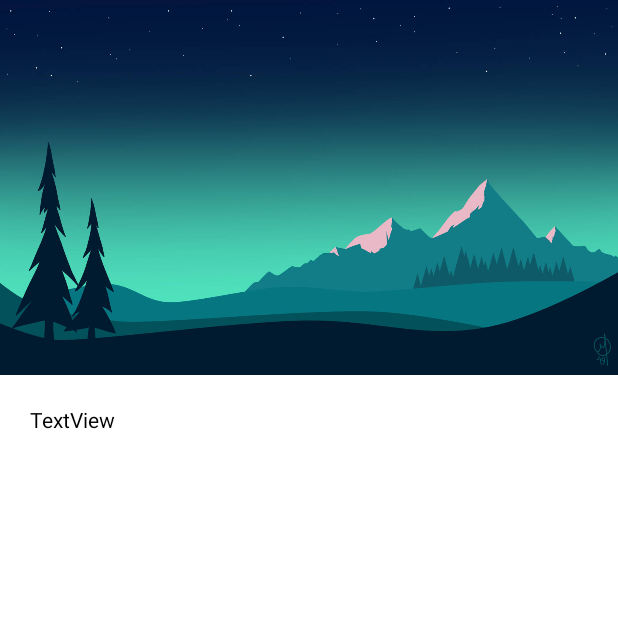
After one commit to JeffSkillRill/Physics_Project, an Android app: the Detailed_Activity_period_1 screen opened directly, with no data from a screen before it, on a phone screen of 412 x 824 dp, the top half of it. The commit adds this screen. Run offline under Robolectric (Android 15) with nearby library versions, the phone set to English and light mode, and no system bars.

Commit message:
Recycler_view_adding_done

```diff
--- a/app/src/main/AndroidManifest.xml
+++ b/app/src/main/AndroidManifest.xml
@@ -12,6 +12,9 @@
         android:supportsRtl="true"
         android:theme="@style/Theme.Physics"
         tools:targetApi="31">
+        <activity
+            android:name=".Detailed_Activity_period_1"
+            android:exported="false" />
         <activity
             android:name=".period_3"
             android:exported="false" />
--- /dev/null
+++ b/app/src/main/java/com/example/jeff_skillrill/Detailed_Activity_period_1.kt
@@ -0,0 +1,23 @@
+package com.example.jeff_skillrill
+
+import androidx.appcompat.app.AppCompatActivity
+import android.os.Bundle
+import android.widget.ImageView
+import android.widget.TextView
+
+class Detailed_Activity_period_1 : AppCompatActivity() {
+    override fun onCreate(savedInstanceState: Bundle?) {
+        super.onCreate(savedInstanceState)
+        setContentView(R.layout.activity_detailed_period1)
+
+        val event = intent.getParcelableExtra<Events>("event")
+        if (event != null)
+        {
+            val textView:TextView = findViewById(R.id.textView_demo_detailed)
+            val imageView:ImageView = findViewById(R.id.imageView_demo_detailed)
+
+            textView.text = event.name
+            imageView.setImageResource(event.image)
+        }
+    }
+}
--- a/app/src/main/java/com/example/jeff_skillrill/EventAdapter.kt
+++ b/app/src/main/java/com/example/jeff_skillrill/EventAdapter.kt
@@ -10,6 +10,7 @@ import androidx.recyclerview.widget.RecyclerView
 class EventAdapter(private var eventlist:ArrayList<Events>)
     :RecyclerView.Adapter<EventAdapter.EventViewHolder>()
 {
+    var onItemClick :((Events) -> Unit)? = null
     class EventViewHolder(itemView: View) :RecyclerView.ViewHolder(itemView)
     {
         val imageView : ImageView = itemView.findViewById(R.id.topic_image)
@@ -30,5 +31,8 @@ class EventAdapter(private var eventlist:ArrayList<Events>)
         val event = eventlist[position]
         holder.imageView.setImageResource(event.image)
         holder.textView.text = event.name
+        holder.itemView.setOnClickListener {
+            onItemClick?.invoke(event)
+        }
     }
 }
--- /dev/null
+++ b/app/src/main/res/layout/activity_detailed_period1.xml
@@ -0,0 +1,30 @@
+<?xml version="1.0" encoding="utf-8"?>
+<androidx.constraintlayout.widget.ConstraintLayout xmlns:android="http://schemas.android.com/apk/res/android"
+    xmlns:app="http://schemas.android.com/apk/res-auto"
+    xmlns:tools="http://schemas.android.com/tools"
+    android:layout_width="match_parent"
+    android:layout_height="match_parent"
+    tools:context=".Detailed_Activity_period_1">
+
+    <ImageView
+        android:id="@+id/imageView_demo_detailed"
+        android:layout_width="0dp"
+        android:layout_height="250dp"
+        android:scaleType="fitXY"
+        app:layout_constraintEnd_toEndOf="parent"
+        app:layout_constraintHorizontal_bias="0.5"
+        app:layout_constraintStart_toStartOf="parent"
+        app:layout_constraintTop_toTopOf="parent"
+        app:srcCompat="@drawable/era_back_demo" />
+
+    <TextView
+        android:id="@+id/textView_demo_detailed"
+        android:layout_width="wrap_content"
+        android:layout_height="wrap_content"
+        android:text="TextView"
+        android:textColor="@color/black"
+        android:layout_margin="20dp"
+        app:layout_constraintStart_toStartOf="parent"
+        app:layout_constraintTop_toBottomOf="@+id/imageView_demo_detailed" />
+
+</androidx.constraintlayout.widget.ConstraintLayout>
```
Also changed, not shown: app/src/main/java/com/example/jeff_skillrill/Events.kt (+29 -1 lines), app/src/main/java/com/example/jeff_skillrill/period_1.kt (+25 -0 lines), app/src/main/res/layout/activity_period1.xml (+11 -7 lines).
